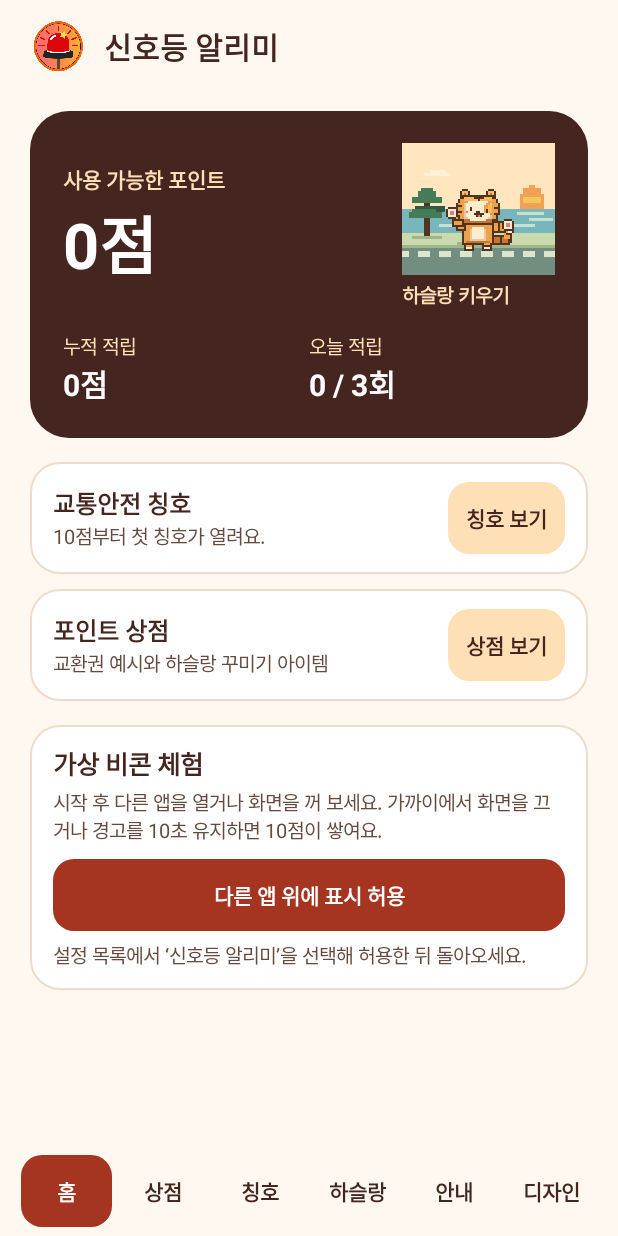
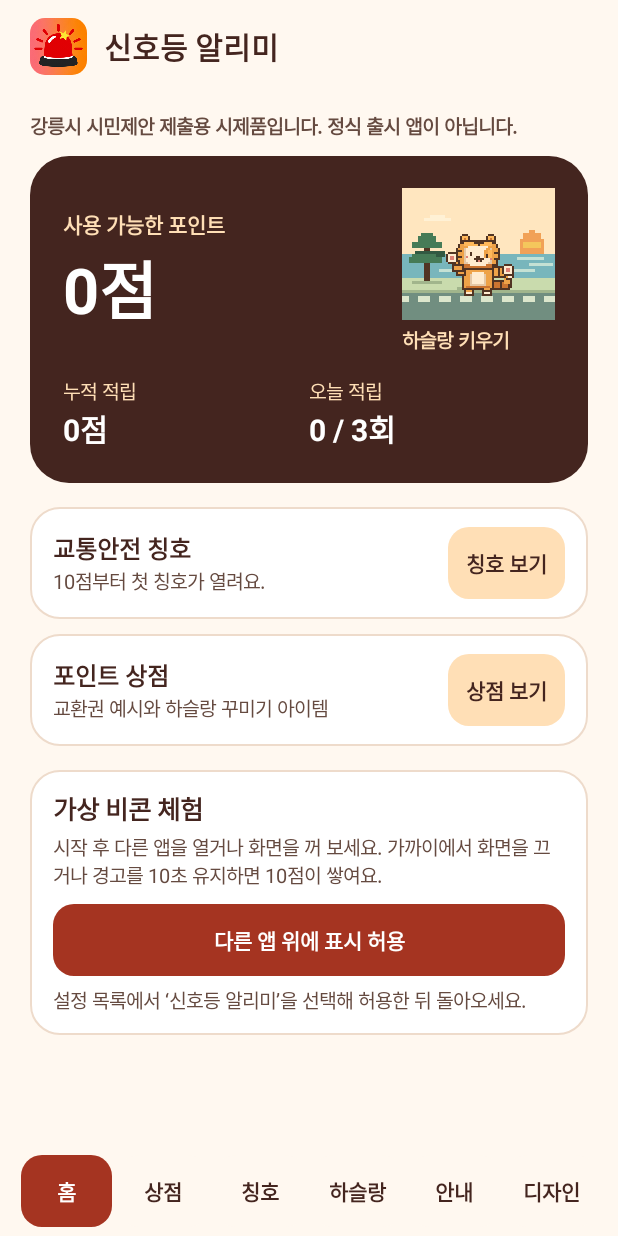
Before and after one commit to LUCKYBRIDGE/gyodong5-2, an Android app: the screen it shows after launch (MainActivity), on a phone screen of 412 x 824 dp. Run offline under Robolectric (Android 15) with nearby library versions, the phone set to English and light mode, and no system bars.

Commit message:
fix: unify the rounded logo and identify the submission prototype

```diff
--- a/build.gradle
+++ b/build.gradle
@@ -10,8 +10,8 @@ android {
         applicationId 'com.knolquiz.traffic'
         minSdk 26
         targetSdk 36
-        versionCode 6
-        versionName '0.4.1'
+        versionCode 7
+        versionName '0.4.2'
     }
 
     compileOptions {
--- a/src/main/java/com/knolquiz/traffic/BeaconGuide.java
+++ b/src/main/java/com/knolquiz/traffic/BeaconGuide.java
@@ -13,6 +13,8 @@ final class BeaconGuide {
 
     static void render(LinearLayout content, DashboardStyle ui) {
         content.addView(ui.text("사용 방법과 기술 설명", 28, INK, true));
+        ui.space(content, 4);
+        content.addView(ui.text(content.getResources().getText(R.string.submission_notice), 13, MUTED, false));
         ui.space(content, 12);
         content.addView(demoCard(ui));
         ui.space(content, 18);
--- a/src/main/java/com/knolquiz/traffic/CrossingOverlay.java
+++ b/src/main/java/com/knolquiz/traffic/CrossingOverlay.java
@@ -76,8 +76,7 @@ final class CrossingOverlay {
                 FrameLayout.LayoutParams.MATCH_PARENT, FrameLayout.LayoutParams.WRAP_CONTENT, Gravity.CENTER));
 
         if (warning) {
-            ImageView icon = new ImageView(context);
-            icon.setImageResource(R.drawable.ic_signal_alert);
+            ImageView icon = new DashboardStyle(context).brandIcon(64);
             icon.setImportantForAccessibility(View.IMPORTANT_FOR_ACCESSIBILITY_NO);
             contents.addView(icon, new LinearLayout.LayoutParams(dp(64), dp(64)));
         }
--- a/src/main/java/com/knolquiz/traffic/DashboardStyle.java
+++ b/src/main/java/com/knolquiz/traffic/DashboardStyle.java
@@ -8,6 +8,7 @@ import android.graphics.drawable.RippleDrawable;
 import android.view.Gravity;
 import android.view.View;
 import android.widget.Button;
+import android.widget.ImageView;
 import android.widget.LinearLayout;
 import android.widget.TextView;
 
@@ -47,6 +48,14 @@ final class DashboardStyle {
         return view;
     }
 
+    ImageView brandIcon(int size) {
+        ImageView icon = new ImageView(context);
+        icon.setImageResource(R.drawable.ic_signal_alert);
+        icon.setBackground(surface(R.color.brand_mint, Math.round(size * 0.27f), 0));
+        icon.setClipToOutline(true);
+        return icon;
+    }
+
     Button button(CharSequence value, boolean primary) {
         Button view = new Button(context);
         view.setText(value);
--- a/src/main/java/com/knolquiz/traffic/MainActivity.java
+++ b/src/main/java/com/knolquiz/traffic/MainActivity.java
@@ -110,8 +110,7 @@ public final class MainActivity extends Activity {
     private View header() {
         LinearLayout header = ui.row();
         ui.padding(header, 20, 12);
-        ImageView logo = new ImageView(this);
-        logo.setImageResource(R.drawable.ic_signal_alert);
+        ImageView logo = ui.brandIcon(38);
         logo.setImportantForAccessibility(View.IMPORTANT_FOR_ACCESSIBILITY_NO);
         LinearLayout.LayoutParams size = new LinearLayout.LayoutParams(ui.dp(38), ui.dp(38));
         size.rightMargin = ui.dp(11);
@@ -157,6 +156,8 @@ public final class MainActivity extends Activity {
     }
 
     private void home(DailyPoints earned, int balance) {
+        content.addView(ui.text(getText(R.string.submission_notice), 13, MUTED, true));
+        ui.space(content, 10);
         LinearLayout hero = ui.column();
         hero.setBackground(ui.surface(INK, 26, 0));
         ui.padding(hero, 22, 21);
@@ -395,16 +396,15 @@ public final class MainActivity extends Activity {
     private void design() {
         section("디자인 소개", "5난초가 정한 이름과 로고");
         LinearLayout panel = card();
-        ImageView badge = new ImageView(this);
-        badge.setImageResource(R.drawable.ic_signal_alert);
-        badge.setContentDescription("주황색 사이렌 배지");
+        ImageView badge = ui.brandIcon(160);
+        badge.setContentDescription("둥근 사각형의 주황색 사이렌 아이콘");
         LinearLayout.LayoutParams badgeSize = new LinearLayout.LayoutParams(ui.dp(160), ui.dp(160));
         badgeSize.gravity = Gravity.CENTER_HORIZONTAL;
         panel.addView(badge, badgeSize);
         ui.space(panel, 10);
         panel.addView(ui.text(getText(R.string.app_name), 20, INK, true));
         ui.space(panel, 6);
-        panel.addView(ui.text("5난초 학생들이 만든 이름과 아이콘 중에서 학급 투표로 ‘신호등 알리미’와 이 사이렌 배지를 골랐어요.",
+        panel.addView(ui.text("5난초 학생들이 만든 이름과 아이콘 중에서 학급 투표로 ‘신호등 알리미’와 사이렌 디자인을 골랐어요.",
                 14, MUTED, false));
         content.addView(panel);
     }
--- a/src/main/res/values/brand.xml
+++ b/src/main/res/values/brand.xml
@@ -1,6 +1,7 @@
 <?xml version="1.0" encoding="utf-8"?>
 <resources>
     <string name="app_name">신호등 알리미</string>
+    <string name="submission_notice">강릉시 시민제안 제출용 시제품입니다. 정식 출시 앱이 아닙니다.</string>
 
     <color name="brand_ink">#44251F</color>
     <color name="brand_muted">#654A40</color>
```
Also changed, not shown: src/main/res/drawable-nodpi/ic_signal_alert.png, 12 other files.
